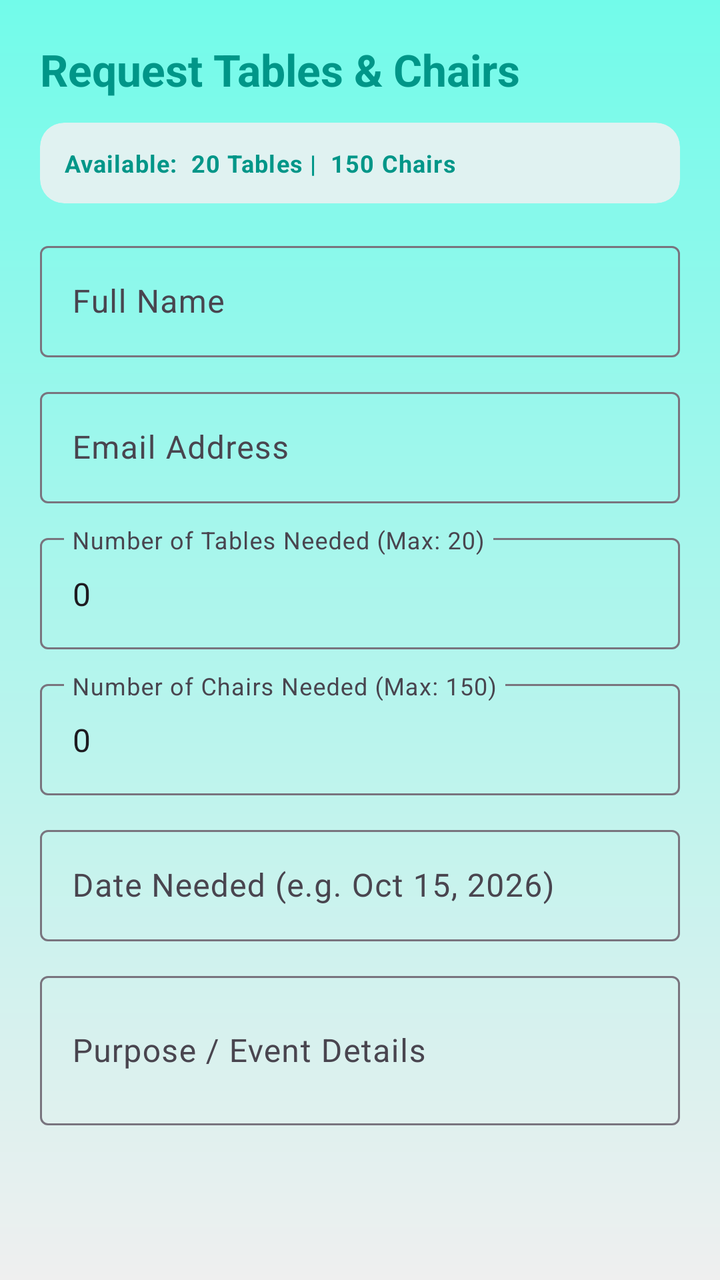
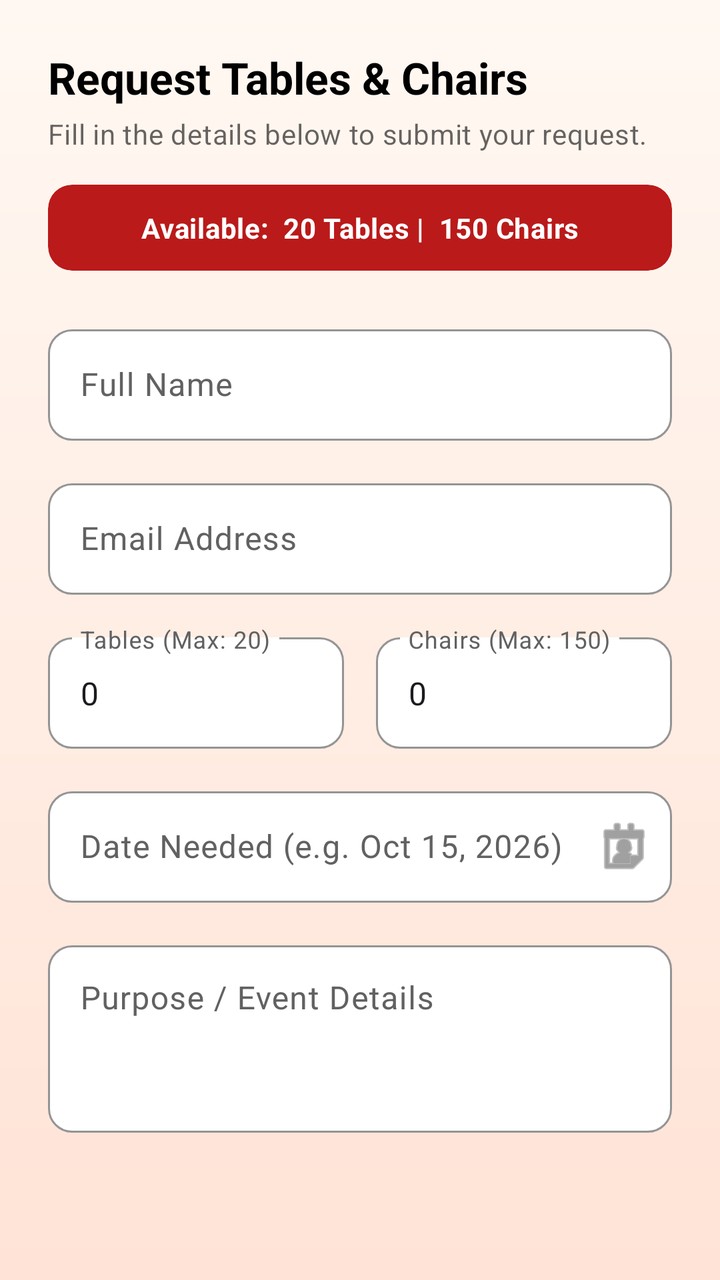

An Android layout rendered at two revisions. The XML below is the earlier revision; the diff shows what the commit changed to produce the second picture.
<!-- AndroidManifest.xml: application theme Theme.IServeKo -->
<!-- res/layout/dialog_borrow_request.xml -->
<?xml version="1.0" encoding="utf-8"?>
<ScrollView xmlns:android="http://schemas.android.com/apk/res/android"
    xmlns:app="http://schemas.android.com/apk/res-auto"
    android:layout_width="match_parent"
    android:background="@drawable/designbrg"
    android:layout_height="wrap_content">

    <LinearLayout
        android:layout_width="match_parent"
        android:layout_height="wrap_content"
        android:orientation="vertical"
        android:padding="20dp">

        <TextView
            android:id="@+id/dialogBorrowTitle"
            android:layout_width="wrap_content"
            android:layout_height="wrap_content"
            android:text="Request Tables &amp; Chairs"
            android:textAppearance="@style/TextAppearance.Material3.TitleLarge"
            android:textColor="@color/dash_teal"
            android:textStyle="bold" />

        <com.google.android.material.card.MaterialCardView
            android:layout_width="match_parent"
            android:layout_height="wrap_content"
            android:layout_marginTop="12dp"
            app:cardBackgroundColor="@color/dash_teal_light"
            app:cardCornerRadius="12dp"
            app:strokeWidth="0dp">

            <TextView
                android:id="@+id/txtDialogAvailableStock"
                android:layout_width="match_parent"
                android:layout_height="wrap_content"
                android:padding="12dp"
                android:text="Available:  20 Tables |  150 Chairs"
                android:textAppearance="@style/TextAppearance.Material3.BodySmall"
                android:textColor="@color/dash_teal"
                android:textStyle="bold" />
        </com.google.android.material.card.MaterialCardView>

        <com.google.android.material.textfield.TextInputLayout
            style="@style/Widget.Material3.TextInputLayout.OutlinedBox"
            android:layout_width="match_parent"
            android:layout_height="wrap_content"
            android:layout_marginTop="16dp"
            android:hint="Full Name">

            <com.google.android.material.textfield.TextInputEditText
                android:id="@+id/inputBorrowerName"
                android:layout_width="match_parent"
                android:layout_height="wrap_content"
                android:inputType="textPersonName" />
        </com.google.android.material.textfield.TextInputLayout>

        <com.google.android.material.textfield.TextInputLayout
            style="@style/Widget.Material3.TextInputLayout.OutlinedBox"
            android:layout_width="match_parent"
            android:layout_height="wrap_content"
            android:layout_marginTop="12dp"
            android:hint="Email Address">

            <com.google.android.material.textfield.TextInputEditText
                android:id="@+id/inputBorrowerEmail"
                android:layout_width="match_parent"
                android:layout_height="wrap_content"
                android:inputType="textEmailAddress" />
        </com.google.android.material.textfield.TextInputLayout>

        <com.google.android.material.textfield.TextInputLayout
            style="@style/Widget.Material3.TextInputLayout.OutlinedBox"
            android:layout_width="match_parent"
            android:layout_height="wrap_content"
            android:layout_marginTop="12dp"
            android:hint="Number of Tables Needed (Max: 20)">

            <com.google.android.material.textfield.TextInputEditText
                android:id="@+id/inputTablesCount"
                android:layout_width="match_parent"
                android:layout_height="wrap_content"
                android:inputType="number"
                android:text="0" />
        </com.google.android.material.textfield.TextInputLayout>

        <com.google.android.material.textfield.TextInputLayout
            style="@style/Widget.Material3.TextInputLayout.OutlinedBox"
            android:layout_width="match_parent"
            android:layout_height="wrap_content"
            android:layout_marginTop="12dp"
            android:hint="Number of Chairs Needed (Max: 150)">

            <com.google.android.material.textfield.TextInputEditText
                android:id="@+id/inputChairsCount"
                android:layout_width="match_parent"
                android:layout_height="wrap_content"
                android:inputType="number"
                android:text="0" />
        </com.google.android.material.textfield.TextInputLayout>

        <com.google.android.material.textfield.TextInputLayout
            style="@style/Widget.Material3.TextInputLayout.OutlinedBox"
            android:layout_width="match_parent"
            android:layout_height="wrap_content"
            android:layout_marginTop="12dp"
            android:hint="Date Needed (e.g. Oct 15, 2026)">

            <com.google.android.material.textfield.TextInputEditText
                android:id="@+id/inputBorrowDate"
                android:layout_width="match_parent"
                android:layout_height="wrap_content"
                android:inputType="date|text" />
        </com.google.android.material.textfield.TextInputLayout>

        <com.google.android.material.textfield.TextInputLayout
            style="@style/Widget.Material3.TextInputLayout.OutlinedBox"
            android:layout_width="match_parent"
            android:layout_height="wrap_content"
            android:layout_marginTop="12dp"
            android:hint="Purpose / Event Details">

            <com.google.android.material.textfield.TextInputEditText
                android:id="@+id/inputPurpose"
                android:layout_width="match_parent"
                android:layout_height="wrap_content"
                android:inputType="textMultiLine"
                android:minLines="2" />
        </com.google.android.material.textfield.TextInputLayout>

    </LinearLayout>
</ScrollView>
<!-- resources referenced by this layout -->
<resources>
  <color name="dash_teal">#009688</color>
  <color name="dash_teal_light">#E0F2F1</color>
  <!-- drawable designbrg (drawable) -->
  <?xml version="1.0" encoding="utf-8"?>
  <shape xmlns:android="http://schemas.android.com/apk/res/android">
       <gradient android:type = "linear" android:angle="100"
           android:startColor="#72FBEA" android:endColor="#EFEFEF"/>
  </shape>
  <style name="Theme.IServeKo" parent="Base.Theme.IServeKo" />
  <style name="Base.Theme.IServeKo" parent="Theme.Material3.DayNight.NoActionBar">
          
          
      </style>
</resources>

<!-- the commit's change to res/layout/dialog_borrow_request.xml (unified diff, before → after) -->
@@ -2,14 +2,16 @@
 <ScrollView xmlns:android="http://schemas.android.com/apk/res/android"
     xmlns:app="http://schemas.android.com/apk/res-auto"
     android:layout_width="match_parent"
-    android:background="@drawable/designbrg"
-    android:layout_height="wrap_content">
+    android:layout_height="wrap_content"
+    android:background="@drawable/designbrg_v2"
+    android:clipToPadding="false"
+    android:fillViewport="true">
 
     <LinearLayout
         android:layout_width="match_parent"
         android:layout_height="wrap_content"
         android:orientation="vertical"
-        android:padding="20dp">
+        android:padding="24dp">
 
         <TextView
             android:id="@+id/dialogBorrowTitle"
@@ -17,113 +19,138 @@
             android:layout_height="wrap_content"
             android:text="Request Tables &amp; Chairs"
             android:textAppearance="@style/TextAppearance.Material3.TitleLarge"
-            android:textColor="@color/dash_teal"
+            android:textColor="#FF000000"
             android:textStyle="bold" />
+
+        <TextView
+            android:layout_width="wrap_content"
+            android:layout_height="wrap_content"
+            android:layout_marginTop="4dp"
+            android:text="Fill in the details below to submit your request."
+            android:textAppearance="@style/TextAppearance.Material3.BodyMedium"
+            android:textColor="#99000000" />
 
         <com.google.android.material.card.MaterialCardView
             android:layout_width="match_parent"
             android:layout_height="wrap_content"
-            android:layout_marginTop="12dp"
-            app:cardBackgroundColor="@color/dash_teal_light"
+            android:layout_marginTop="16dp"
+            app:cardBackgroundColor="#BA1A1A"
             app:cardCornerRadius="12dp"
+            app:cardElevation="0dp"
             app:strokeWidth="0dp">
 
             <TextView
                 android:id="@+id/txtDialogAvailableStock"
                 android:layout_width="match_parent"
                 android:layout_height="wrap_content"
+                android:gravity="center"
                 android:padding="12dp"
                 android:text="Available:  20 Tables |  150 Chairs"
-                android:textAppearance="@style/TextAppearance.Material3.BodySmall"
-                android:textColor="@color/dash_teal"
+                android:textAppearance="@style/TextAppearance.Material3.BodyMedium"
+                android:textColor="#FFFFFF"
                 android:textStyle="bold" />
         </com.google.android.material.card.MaterialCardView>
 
         <com.google.android.material.textfield.TextInputLayout
-            style="@style/Widget.Material3.TextInputLayout.OutlinedBox"
+            style="@style/App.InputLayout"
             android:layout_width="match_parent"
             android:layout_height="wrap_content"
-            android:layout_marginTop="16dp"
+            android:layout_marginTop="24dp"
             android:hint="Full Name">
 
             <com.google.android.material.textfield.TextInputEditText
                 android:id="@+id/inputBorrowerName"
                 android:layout_width="match_parent"
                 android:layout_height="wrap_content"
-                android:inputType="textPersonName" />
+                android:inputType="textPersonName"
+                android:maxLines="1" />
         </com.google.android.material.textfield.TextInputLayout>
 
         <com.google.android.material.textfield.TextInputLayout
-            style="@style/Widget.Material3.TextInputLayout.OutlinedBox"
+            style="@style/App.InputLayout"
             android:layout_width="match_parent"
             android:layout_height="wrap_content"
-            android:layout_marginTop="12dp"
+            android:layout_marginTop="16dp"
             android:hint="Email Address">
 
             <com.google.android.material.textfield.TextInputEditText
                 android:id="@+id/inputBorrowerEmail"
                 android:layout_width="match_parent"
                 android:layout_height="wrap_content"
-                android:inputType="textEmailAddress" />
+                android:inputType="textEmailAddress"
+                android:maxLines="1" />
         </com.google.android.material.textfield.TextInputLayout>
 
-        <com.google.android.material.textfield.TextInputLayout
-            style="@style/Widget.Material3.TextInputLayout.OutlinedBox"
+        <LinearLayout
             android:layout_width="match_parent"
             android:layout_height="wrap_content"
-            android:layout_marginTop="12dp"
-            android:hint="Number of Tables Needed (Max: 20)">
+            android:layout_marginTop="16dp"
+            android:orientation="horizontal">
 
-            <com.google.android.material.textfield.TextInputEditText
-                android:id="@+id/inputTablesCount"
-                android:layout_width="match_parent"
+            <com.google.android.material.textfield.TextInputLayout
+                style="@style/App.InputLayout"
+                android:layout_width="0dp"
                 android:layout_height="wrap_content"
-                android:inputType="number"
-                android:text="0" />
-        </com.google.android.material.textfield.TextInputLayout>
+                android:layout_marginEnd="8dp"
+                android:layout_weight="1"
+                android:hint="Tables (Max: 20)">
+
+                <com.google.android.material.textfield.TextInputEditText
+                    android:id="@+id/inputTablesCount"
+                    android:layout_width="match_parent"
+                    android:layout_height="wrap_content"
+                    android:inputType="number"
+                    android:text="0" />
+            </com.google.android.material.textfield.TextInputLayout>
+
+            <com.google.android.material.textfield.TextInputLayout
+                style="@style/App.InputLayout"
+                android:layout_width="0dp"
+                android:layout_height="wrap_content"
+                android:layout_marginStart="8dp"
+                android:layout_weight="1"
+                android:hint="Chairs (Max: 150)">
+
+                <com.google.android.material.textfield.TextInputEditText
+                    android:id="@+id/inputChairsCount"
+                    android:layout_width="match_parent"
+                    android:layout_height="wrap_content"
+                    android:inputType="number"
+                    android:text="0" />
+            </com.google.android.material.textfield.TextInputLayout>
+        </LinearLayout>
 
         <com.google.android.material.textfield.TextInputLayout
-            style="@style/Widget.Material3.TextInputLayout.OutlinedBox"
+            style="@style/App.InputLayout"
             android:layout_width="match_parent"
             android:layout_height="wrap_content"
-            android:layout_marginTop="12dp"
-            android:hint="Number of Chairs Needed (Max: 150)">
-
-            <com.google.android.material.textfield.TextInputEditText
-                android:id="@+id/inputChairsCount"
-                android:layout_width="match_parent"
-                android:layout_height="wrap_content"
-                android:inputType="number"
-                android:text="0" />
-        </com.google.android.material.textfield.TextInputLayout>
-
-        <com.google.android.material.textfield.TextInputLayout
-            style="@style/Widget.Material3.TextInputLayout.OutlinedBox"
-            android:layout_width="match_parent"
-            android:layout_height="wrap_content"
-            android:layout_marginTop="12dp"
-            android:hint="Date Needed (e.g. Oct 15, 2026)">
+            android:layout_marginTop="16dp"
+            android:hint="Date Needed (e.g. Oct 15, 2026)"
+            app:endIconDrawable="@android:drawable/ic_menu_my_calendar"
+            app:endIconMode="custom">
 
             <com.google.android.material.textfield.TextInputEditText
                 android:id="@+id/inputBorrowDate"
                 android:layout_width="match_parent"
                 android:layout_height="wrap_content"
-                android:inputType="date|text" />
+                android:inputType="date|text"
+                android:maxLines="1" />
         </com.google.android.material.textfield.TextInputLayout>
 
         <com.google.android.material.textfield.TextInputLayout
-            style="@style/Widget.Material3.TextInputLayout.OutlinedBox"
+            style="@style/App.InputLayout"
             android:layout_width="match_parent"
             android:layout_height="wrap_content"
-            android:layout_marginTop="12dp"
+            android:layout_marginTop="16dp"
             android:hint="Purpose / Event Details">
 
             <com.google.android.material.textfield.TextInputEditText
                 android:id="@+id/inputPurpose"
                 android:layout_width="match_parent"
                 android:layout_height="wrap_content"
+                android:gravity="top"
                 android:inputType="textMultiLine"
-                android:minLines="2" />
+                android:minLines="3" />
         </com.google.android.material.textfield.TextInputLayout>
 
     </LinearLayout>
<!-- resource entries referenced after the edit -->
@@ -1,17 +1,56 @@
 <!-- resources referenced by this layout -->
 <resources>
-  <color name="dash_teal">#009688</color>
-  <color name="dash_teal_light">#E0F2F1</color>
-  <!-- drawable designbrg (drawable) -->
+  <!-- drawable designbrg_v2 (drawable) -->
   <?xml version="1.0" encoding="utf-8"?>
   <shape xmlns:android="http://schemas.android.com/apk/res/android">
-       <gradient android:type = "linear" android:angle="100"
-           android:startColor="#72FBEA" android:endColor="#EFEFEF"/>
+      <gradient android:type = "linear" android:angle="100"
+          android:startColor="#FFF8F2" android:endColor="#FFE3D6"/>
   </shape>
+  <style name="App.InputLayout" parent="Widget.Material3.TextInputLayout.OutlinedBox">
+          <item name="boxCornerRadiusTopStart">12dp</item>
+          <item name="boxCornerRadiusTopEnd">12dp</item>
+          <item name="boxCornerRadiusBottomStart">12dp</item>
+          <item name="boxCornerRadiusBottomEnd">12dp</item>
+          <item name="boxBackgroundColor">#FFFFFF</item>
+          <item name="boxStrokeColor">#BA1A1A</item>
+          <item name="boxStrokeWidth">1dp</item>
+          <item name="boxStrokeWidthFocused">2dp</item>
+          <item name="hintTextColor">#BA1A1A</item>
+      </style>
   <style name="Theme.IServeKo" parent="Base.Theme.IServeKo" />
   <style name="Base.Theme.IServeKo" parent="Theme.Material3.DayNight.NoActionBar">
-          
-          
+          <item name="colorPrimary">@color/primary</item>
+          <item name="colorOnPrimary">@color/onPrimary</item>
+          <item name="colorPrimaryContainer">@color/primaryContainer</item>
+          <item name="colorOnPrimaryContainer">@color/onPrimaryContainer</item>
+  
+          <item name="colorSecondary">@color/secondary</item>
+          <item name="colorOnSecondary">@color/onSecondary</item>
+          <item name="colorSecondaryContainer">@color/secondaryContainer</item>
+          <item name="colorOnSecondaryContainer">@color/onSecondaryContainer</item>
+  
+          <item name="android:colorBackground">@color/white</item>
+          <item name="colorSurface">@color/surface</item>
+          <item name="colorOnSurface">@color/onSurface</item>
+          <item name="colorSurfaceVariant">@color/surfaceVariant</item>
+          <item name="colorOnSurfaceVariant">@color/onSurfaceVariant</item>
+  
+          <item name="android:statusBarColor">#F44336</item>
+          <item name="android:windowLightStatusBar">false</item>
+          <item name="android:navigationBarColor">@color/white</item>
       </style>
+  <color name="primary">#F44336</color>
+  <color name="onPrimary">#FFFFFF</color>
+  <color name="primaryContainer">#FFEBEE</color>
+  <color name="onPrimaryContainer">#C62828</color>
+  <color name="secondary">#F44336</color>
+  <color name="onSecondary">#FFFFFF</color>
+  <color name="secondaryContainer">#FFEBEE</color>
+  <color name="onSecondaryContainer">#C62828</color>
+  <color name="white">#FFFFFFFF</color>
+  <color name="surface">#FFFFFF</color>
+  <color name="onSurface">#1C1B1F</color>
+  <color name="surfaceVariant">#F5F5F5</color>
+  <color name="onSurfaceVariant">#616161</color>
 </resources>
 
